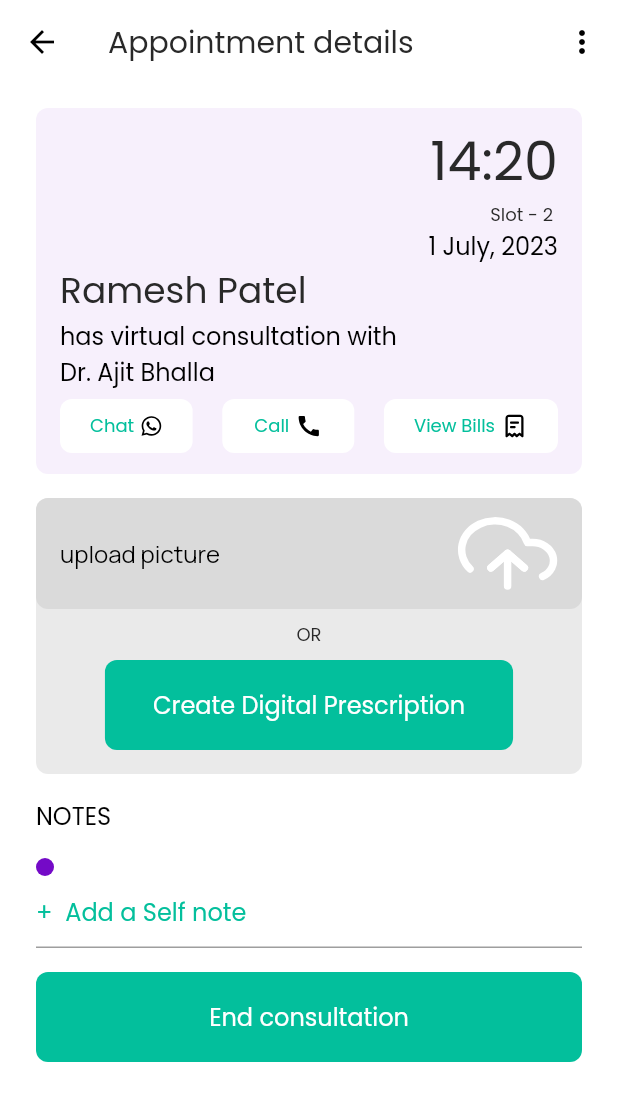
After one commit to JenittaMurugesan/telemed, a Flutter app: the AppointmentDetails screen opened by its route, on a phone screen of 412 x 824 dp. The commit adds this screen. Shown: the top 1101 px of the screen. Run offline on Flutter 3.47's test engine with Material 2 defaults, Android fonts, the phone set to English and light mode, and no system bars; drawn by our look-alikes of timelines; our stand-ins replace flutter_svg, google_fonts.

Commit message:
Timeline Started

```diff
--- a/lib/main.dart
+++ b/lib/main.dart
@@ -1,5 +1,6 @@
 import 'package:flutter/material.dart';
 import 'package:pharm/screens/appointments/appointments.dart';
+import 'package:pharm/screens/appointments_details/appointments_details.dart';
 
 void main() {
   runApp(const MyApp());
@@ -19,6 +20,7 @@ class MyApp extends StatelessWidget {
       initialRoute: '/',
       routes: {
         '/': (context) => const Appointments(),
+        '/appointments-details': (context) => const AppointmentDetails(),
       },
     );
   }
--- a/lib/screens/appointments/view/appointments_body.dart
+++ b/lib/screens/appointments/view/appointments_body.dart
@@ -79,6 +79,10 @@ class _AppointmentsBodyState extends State<AppointmentsBody> {
 
   buildAppointmentCard(BuildContext context) {
     return IntrinsicHeight (
+      child: InkWell(
+        onTap: () {
+          Navigator.pushNamed(context, Utility.appointmentDetails);
+        },
         child: Container(
           padding: const EdgeInsets.all(8),
           decoration: BoxDecoration(
@@ -127,6 +131,7 @@ class _AppointmentsBodyState extends State<AppointmentsBody> {
             ],
           ),
         ),
+      ),
     );
   }
 
--- /dev/null
+++ b/lib/screens/appointments_details/view/appointments_details_body.dart
@@ -0,0 +1,139 @@
+import 'package:flutter/material.dart';
+import 'package:flutter_svg/svg.dart';
+import 'package:timelines/timelines.dart';
+
+import '../../../utility.dart';
+
+class AppointmentsDetailsBody extends StatefulWidget {
+  const AppointmentsDetailsBody({Key? key}) : super(key: key);
+
+  @override
+  State<AppointmentsDetailsBody> createState() => _AppointmentsDetailsBodyState();
+}
+
+class _AppointmentsDetailsBodyState extends State<AppointmentsDetailsBody> {
+
+  String uploadIcon = 'assets/images/upload-cloud.svg';
+
+  @override
+  Widget build(BuildContext context) {
+    return SingleChildScrollView(
+      child: Padding(
+        padding: const EdgeInsets.symmetric(vertical: 16.0, horizontal: 24),
+        child: Column(
+          crossAxisAlignment: CrossAxisAlignment.start,
+          children: [
+            Container(
+              width: Utility.getWidth(context) - 32,
+              padding: const EdgeInsets.symmetric(horizontal: 16, vertical: 8),
+              decoration: BoxDecoration(
+                  color: Utility.secondaryColor,
+                  borderRadius: BorderRadius.circular(8)
+              ),
+              child: Column(
+                crossAxisAlignment: CrossAxisAlignment.start,
+                children: [
+                  Align(
+                    alignment: Alignment.topRight,
+                    child: Column(
+                      crossAxisAlignment: CrossAxisAlignment.end,
+                      children: [
+                        Text("14:20", style: Utility.primaryText36),
+                        Text("Slot - 2 ", style: Utility.primaryText12),
+                        Text("1 July, 2023", style: Utility.primaryText16),
+                      ],
+                    ),
+                  ),
+                  Column(
+                    crossAxisAlignment: CrossAxisAlignment.start,
+                    children: [
+                      Text("Ramesh Patel", style: Utility.primaryText24),
+                      Text("has virtual consultation with", style: Utility.primaryText16),
+                      Text("Dr. Ajit Bhalla", style: Utility.primaryText16),
+                    ],
+                  ),
+                  Row(
+                    mainAxisAlignment: MainAxisAlignment.spaceBetween,
+                    children: [
+                      Utility.fullSizedButtonIcon(context, (){}, 'Chat', Colors.white, style: Utility.primaryTextGreen12, 'assets/images/ion_logo-whatsapp.svg'),
+                      Utility.fullSizedButtonIcon(context, (){}, 'Call', Colors.white, style: Utility.primaryTextGreen12, 'assets/images/ic_baseline-call.svg'),
+                      Utility.fullSizedButtonIcon(context, (){}, 'View Bills', Colors.white, style: Utility.primaryTextGreen12, 'assets/images/mingcute_bill-line.svg')
+                    ],
+                  ),
+                ],
+              ),
+            ),
+            const SizedBox(height: 16,),
+            Container(
+              width: Utility.getWidth(context) - 32,
+              decoration: BoxDecoration(
+                  color: Utility.greyColor,
+                  borderRadius: BorderRadius.circular(8)
+              ),
+              child: Column(
+                children: [
+                  Container(
+                    decoration: BoxDecoration(
+                        color: Utility.darkGreyColor,
+                        borderRadius: BorderRadius.circular(8)
+                    ),
+                    padding: const EdgeInsets.symmetric(horizontal: 16, vertical: 8),
+                    child: Row(
+                      mainAxisAlignment: MainAxisAlignment.spaceBetween,
+                      children: [
+                        Text('upload picture',style: Utility.primaryTextBlack,),
+                        SvgPicture.asset(
+                          uploadIcon,
+                          colorFilter: const ColorFilter.mode(Colors.white, BlendMode.srcIn),
+                        )
+                      ],
+                    ),
+                  ),
+                  Column(
+                    children: [
+                      const SizedBox(height: 8),
+                      Text('OR', style: Utility.primaryText12,),
+                      const SizedBox(height: 8),
+                      Utility.fullSizedButton(context, (){}, 'Create Digital Prescription', Utility.primaryColor),
+                      const SizedBox(height: 16),
+                    ],
+                  ),
+                ],
+              ),
+            ),
+            const SizedBox(height: 16),
+            Text('NOTES', style: Utility.primaryText16,),
+            Padding(
+              padding: const EdgeInsets.only(top: 16.0),
+              child: TimelineTile(
+                contents: Column(
+                  children: [
+
+                  ],
+                ),
+                node: TimelineNode(
+                  indicator: DotIndicator(color: Utility.timeLineColor, size: 12),
+                  startConnector: SolidLineConnector(),
+                  endConnector: SolidLineConnector(),
+                ),
+                nodeAlign: TimelineNodeAlign.start,
+              ),
+            ),
+            TextFormField(
+              decoration: InputDecoration(
+                hintStyle: Utility.primaryTextGreen16,
+                hintText: '+  Add a Self note ',
+              ),
+            ),
+            const SizedBox(height: 16),
+            Center(
+              child: Utility.fullSizedButton(context, (){}, 'End consultation', Utility.primaryColor, width: Utility.getWidth(context) - 32),
+            ),
+          ],
+        ),
+      ),
+    );
+  }
+
+
+}
--- a/lib/utility.dart
+++ b/lib/utility.dart
@@ -1,4 +1,5 @@
 import 'package:flutter/material.dart';
+import 'package:flutter_svg/flutter_svg.dart';
 
 import 'package:google_fonts/google_fonts.dart';
 
@@ -8,6 +9,9 @@ class Utility {
   static String welcomeText = "Welcome to $appTitle";
   static String signInAccountText =
       "Sign in or create an \naccount to get started";
+
+  // Routes
+  static String appointmentDetails = "/appointments-details";
 
   // Colors
   static Color primaryColor = const Color(0XFF03BF9C);
@@ -19,6 +23,7 @@ class Utility {
   static Color greyColor = const Color(0XFFEAEAEA);
   static Color blackColor = const Color(0XFF292929);
   static Color darkGreenColor = const Color(0XFF00796B);
+  static Color timeLineColor = const Color(0XFF740AC7);
 
   // TextStyle
   static TextStyle buttonPrimaryWhite = GoogleFonts.poppins(
@@ -30,9 +35,27 @@ class Utility {
   static TextStyle primaryText12 = GoogleFonts.poppins(
       textStyle: TextStyle(
           color: blackColor, fontSize: 12, fontWeight: FontWeight.normal));
+  static TextStyle primaryTextGreen12 = GoogleFonts.poppins(
+      textStyle: TextStyle(
+          color: primaryColor , fontSize: 12, fontWeight: FontWeight.normal));
+  static TextStyle primaryTextGreen16 = GoogleFonts.poppins(
+      textStyle: TextStyle(
+          color: primaryColor , fontSize: 16, fontWeight: FontWeight.normal));
+  static TextStyle primaryText16 = GoogleFonts.poppins(
+      textStyle: TextStyle(
+          color: Colors.black, fontSize: 16, fontWeight: FontWeight.normal));
+  static TextStyle primaryText18 = GoogleFonts.poppins(
+      textStyle: TextStyle(
+          color: Colors.black, fontSize: 18, fontWeight: FontWeight.normal));
   static TextStyle primaryText24 = GoogleFonts.poppins(
       textStyle: TextStyle(
           color: blackColor, fontSize: 24, fontWeight: FontWeight.normal));
+  static TextStyle primaryText36 = GoogleFonts.poppins(
+      textStyle: TextStyle(
+          color: blackColor, fontSize: 36, fontWeight: FontWeight.normal));
+  static TextStyle primaryText20 = GoogleFonts.poppins(
+      textStyle: TextStyle(
+          color: blackColor, fontSize: 20, fontWeight: FontWeight.normal));
   static TextStyle miniGreyText = GoogleFonts.poppins(
       textStyle: TextStyle(
           color: lightGreyTextColor, fontSize: 12, fontWeight: FontWeight.normal));
@@ -58,12 +81,16 @@ class Utility {
     validatorForm,
     controller, {
     int maxLine = 1,
+    double? width,
     Widget? icon,
     bool obscureValue = false,
+    bool readOnly = false,
+    GestureTapCallback? onTap,
     TextInputType labelType = TextInputType.text,
   }) {
     return Container(
       padding: const EdgeInsets.all(4),
+      width: width,
       decoration: BoxDecoration(
         border: Border.all(color: Colors.grey, width: 2),
         borderRadius: BorderRadius.circular(8)
@@ -71,6 +98,8 @@ class Utility {
       child: Padding(
         padding: const EdgeInsets.symmetric(horizontal: 12.0),
         child: TextFormField(
+          onTap: onTap,
+          readOnly: readOnly,
           controller: controller,
           validator: validatorForm,
           keyboardType: labelType,
@@ -80,7 +109,7 @@ class Utility {
             fillColor: Colors.grey,
             focusColor: Colors.grey,
             border: InputBorder.none,
-            suffix: obscureValue ? icon : null,
+            suffix: icon,
             hintText: hint,
           ),
         ),
@@ -89,14 +118,55 @@ class Utility {
   }
 
   static fullSizedButton(BuildContext context, onPress, text, color,
-      {width = null}) {
+      {double? width, TextStyle? style}) {
     return MaterialButton(
-      shape: RoundedRectangleBorder(borderRadius: BorderRadius.circular(22.0)),
+      elevation: 0,
+      shape: RoundedRectangleBorder(borderRadius: BorderRadius.circular(8.0)),
       onPressed: onPress,
       color: color,
-      height: 48,
-      minWidth: width ?? getWidth(context) / 0.7,
-      child: Text(text, style: buttonPrimaryWhite),
+      minWidth: width,
+      child: Padding(
+        padding: const EdgeInsets.symmetric(horizontal: 16, vertical: 18),
+        child: Text(text, style: style ?? buttonPrimaryWhite),
+      ),
+    );
+  }
+
+  static fullSizedWhiteButton(BuildContext context, onPress, text, color,
+      {double? width, TextStyle? style}) {
+    return OutlinedButton(
+      style: ButtonStyle(
+        shape: MaterialStateProperty.all(RoundedRectangleBorder(borderRadius: BorderRadius.circular(8.0))),
+      ),
+      onPressed: onPress,
+      child: Padding(
+        padding: const EdgeInsets.symmetric(horizontal: 16, vertical: 18),
+        child: Text(text, style: style ?? primaryText16),
+      ),
+    );
+  }
+
+  static fullSizedButtonIcon(BuildContext context, onPress, text, color, assetName,
+      {double? width, TextStyle? style, Color? assetColor}) {
+    return MaterialButton(
+      elevation: 0,
+      shape: RoundedRectangleBorder(borderRadius: BorderRadius.circular(8.0)),
+      onPressed: onPress,
+      color: color,
+      minWidth: width,
+      child: Padding(
+        padding: const EdgeInsets.symmetric(horizontal: 4, vertical: 8),
+        child: Row(
+          children: [
+            Text(text, style: style ?? buttonPrimaryWhite),
+            SizedBox(width: 4),
+            SvgPicture.asset(
+              assetName,
+              colorFilter: ColorFilter.mode(assetColor ?? Colors.black, BlendMode.srcIn),
+            )
+          ],
+        ),
+      ),
     );
   }
 
```
Also changed, not shown: lib/screens/appointments_details/appointments_details.dart (added, +394 -0 lines), pubspec.yaml (+6 -4 lines), assets/images/ic_baseline-call.svg (added), assets/images/icon_notifications.svg (added), assets/images/ion_logo-whatsapp.svg (added), assets/images/mingcute_bill-line.svg (added), assets/images/uis_schedule.svg (added), assets/images/upload-cloud.svg (added), pubspec.lock, 1 other file. Lines whose indentation alone changed are shown as unchanged.
